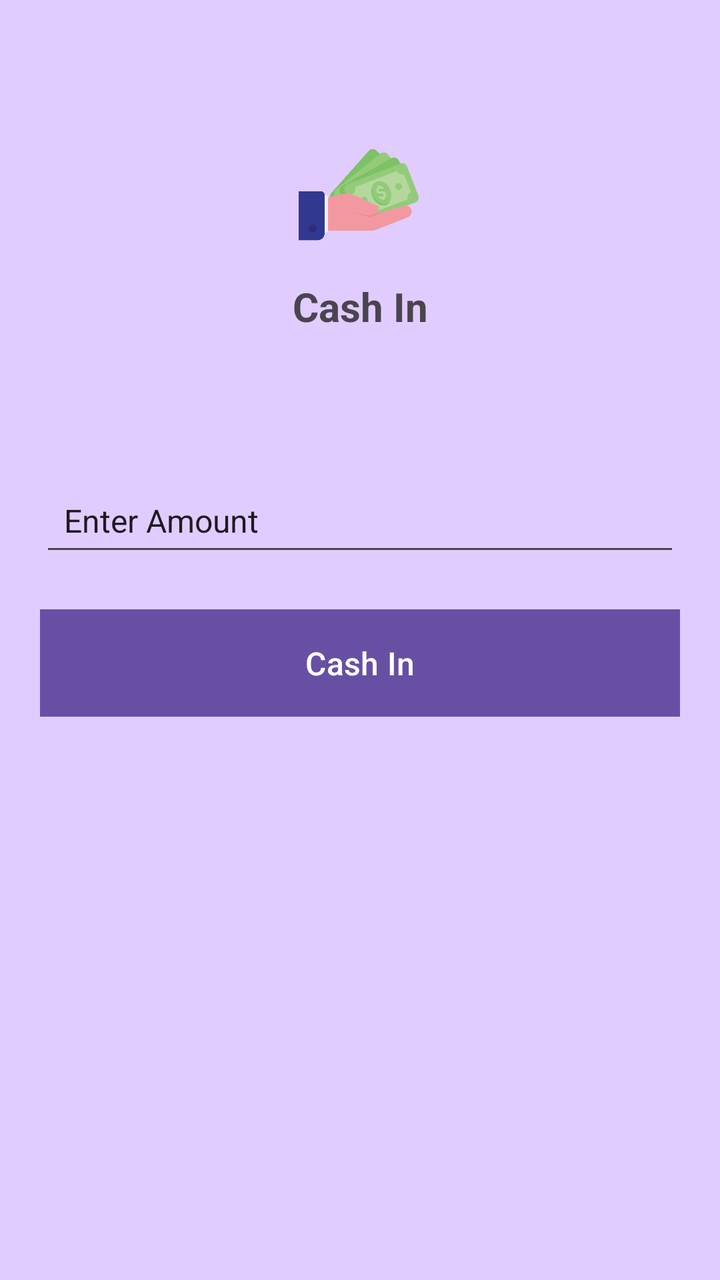
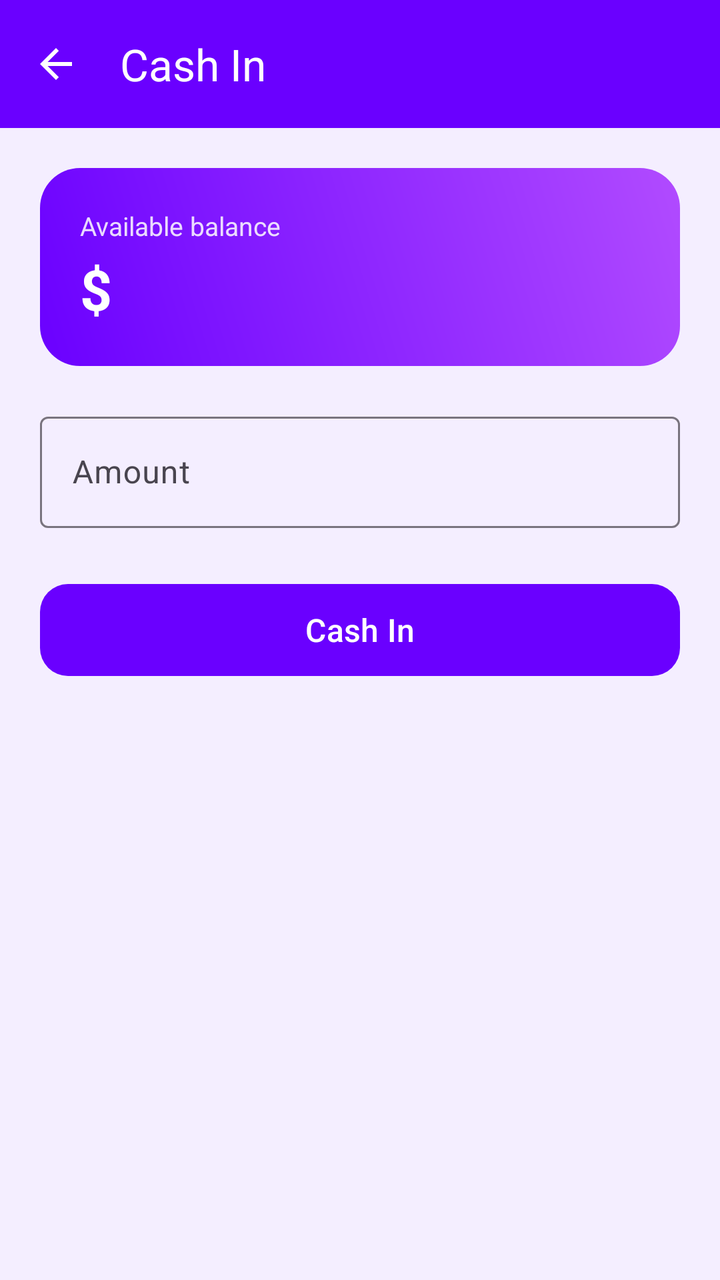

Before-and-after screenshots of an Android layout around one commit, followed by the original layout XML and the change that was made.
<!-- AndroidManifest.xml: application theme Theme.MyApplication -->
<!-- res/layout/activity_cash_in.xml -->
<?xml version="1.0" encoding="utf-8"?>
<androidx.constraintlayout.widget.ConstraintLayout xmlns:android="http://schemas.android.com/apk/res/android"
    xmlns:app="http://schemas.android.com/apk/res-auto"
    xmlns:tools="http://schemas.android.com/tools"
    android:id="@+id/main"
    android:layout_width="match_parent"
    android:layout_height="match_parent"
    tools:context=".CashIn"
    android:background="@color/lite_bg">


    <ImageView
        android:layout_width="60dp"
        android:layout_height="60dp"
        android:layout_centerInParent="true"
        android:src="@drawable/cashin"
        app:layout_constraintBottom_toBottomOf="parent"
        app:layout_constraintEnd_toEndOf="parent"
        app:layout_constraintHorizontal_bias="0.498"
        app:layout_constraintStart_toStartOf="parent"
        app:layout_constraintTop_toTopOf="parent"
        app:layout_constraintVertical_bias="0.116"
        tools:ignore="MissingConstraints" />

    <TextView
        android:id="@+id/textView"
        android:layout_width="match_parent"
        android:layout_height="wrap_content"
        android:text="Cash In"
        android:textAlignment="center"
        android:textSize="20dp"
        android:textStyle="bold"
        app:layout_constraintBottom_toBottomOf="parent"
        app:layout_constraintEnd_toEndOf="parent"
        app:layout_constraintHorizontal_bias="0.0"
        app:layout_constraintStart_toStartOf="parent"
        app:layout_constraintTop_toTopOf="parent"
        app:layout_constraintVertical_bias="0.228"
        tools:ignore="MissingConstraints" />

    <EditText
        android:id="@+id/cashamount"
        android:layout_width="0dp"
        android:layout_height="wrap_content"
        android:layout_margin="20dp"
        android:ems="10"
        android:inputType="text"
        android:padding="12dp"
        android:text="Enter Amount"
        android:textSize="16sp"
        app:layout_constraintBottom_toBottomOf="parent"
        app:layout_constraintEnd_toEndOf="parent"
        app:layout_constraintStart_toStartOf="parent"
        app:layout_constraintTop_toTopOf="parent"
        app:layout_constraintVertical_bias="0.392"
        tools:ignore="MissingConstraints" />

    <Button
        android:id="@+id/button"
        android:layout_width="0dp"
        android:layout_height="wrap_content"
        android:layout_margin="20dp"
        android:background="#1595DA"
        android:padding="12dp"
        android:text="Cash In"
        android:textSize="16sp"
        app:layout_constraintBottom_toBottomOf="parent"
        app:layout_constraintEnd_toEndOf="parent"
        app:layout_constraintHorizontal_bias="0.4"
        app:layout_constraintStart_toStartOf="parent"
        app:layout_constraintTop_toTopOf="parent"
        app:layout_constraintVertical_bias="0.521"
        tools:ignore="MissingConstraints" />
</androidx.constraintlayout.widget.ConstraintLayout>
<!-- resources referenced by this layout -->
<resources>
  <color name="lite_bg">#E1CCFF</color>
  <!-- drawable cashin: png bitmap (drawable, 25727 bytes) -->
  <style name="Theme.MyApplication" parent="Base.Theme.MyApplication" />
  <style name="Base.Theme.MyApplication" parent="Theme.Material3.DayNight.NoActionBar">
          
          
      </style>
</resources>

<!-- the commit's change to res/layout/activity_cash_in.xml (unified diff, before → after) -->
@@ -1,74 +1,73 @@
 <?xml version="1.0" encoding="utf-8"?>
-<androidx.constraintlayout.widget.ConstraintLayout xmlns:android="http://schemas.android.com/apk/res/android"
+<LinearLayout xmlns:android="http://schemas.android.com/apk/res/android"
     xmlns:app="http://schemas.android.com/apk/res-auto"
-    xmlns:tools="http://schemas.android.com/tools"
     android:id="@+id/main"
     android:layout_width="match_parent"
     android:layout_height="match_parent"
-    tools:context=".CashIn"
-    android:background="@color/lite_bg">
+    android:background="@color/screen_bg"
+    android:orientation="vertical">
 
+    <com.google.android.material.appbar.MaterialToolbar
+        android:id="@+id/toolbar"
+        style="@style/Widget.App.Toolbar"
+        android:layout_width="match_parent"
+        android:layout_height="?attr/actionBarSize"
+        app:navigationIcon="@drawable/ic_arrow_back"
+        app:title="@string/cash_in" />
 
-    <ImageView
-        android:layout_width="60dp"
-        android:layout_height="60dp"
-        android:layout_centerInParent="true"
-        android:src="@drawable/cashin"
-        app:layout_constraintBottom_toBottomOf="parent"
-        app:layout_constraintEnd_toEndOf="parent"
-        app:layout_constraintHorizontal_bias="0.498"
-        app:layout_constraintStart_toStartOf="parent"
-        app:layout_constraintTop_toTopOf="parent"
-        app:layout_constraintVertical_bias="0.116"
-        tools:ignore="MissingConstraints" />
-
-    <TextView
-        android:id="@+id/textView"
+    <LinearLayout
         android:layout_width="match_parent"
         android:layout_height="wrap_content"
-        android:text="Cash In"
-        android:textAlignment="center"
-        android:textSize="20dp"
-        android:textStyle="bold"
-        app:layout_constraintBottom_toBottomOf="parent"
-        app:layout_constraintEnd_toEndOf="parent"
-        app:layout_constraintHorizontal_bias="0.0"
-        app:layout_constraintStart_toStartOf="parent"
-        app:layout_constraintTop_toTopOf="parent"
-        app:layout_constraintVertical_bias="0.228"
-        tools:ignore="MissingConstraints" />
+        android:layout_margin="20dp"
+        android:background="@drawable/bg_balance_gradient"
+        android:orientation="vertical"
+        android:padding="20dp">
 
-    <EditText
-        android:id="@+id/cashamount"
-        android:layout_width="0dp"
+        <TextView
+            android:layout_width="wrap_content"
+            android:layout_height="wrap_content"
+            android:alpha="0.85"
+            android:text="@string/available_balance"
+            android:textColor="@color/white"
+            android:textSize="13sp" />
+
+        <TextView
+            android:id="@+id/balance"
+            android:layout_width="wrap_content"
+            android:layout_height="wrap_content"
+            android:layout_marginTop="4dp"
+            android:text="@string/currency_prefix"
+            android:textColor="@color/white"
+            android:textSize="28sp"
+            android:textStyle="bold" />
+    </LinearLayout>
+
+    <com.google.android.material.textfield.TextInputLayout
+        android:id="@+id/tilAmount"
+        style="@style/Widget.Material3.TextInputLayout.OutlinedBox"
+        android:layout_width="match_parent"
         android:layout_height="wrap_content"
-        android:layout_margin="20dp"
-        android:ems="10"
-        android:inputType="text"
-        android:padding="12dp"
-        android:text="Enter Amount"
+        android:layout_marginStart="20dp"
+        android:layout_marginEnd="20dp"
+        android:hint="@string/amount"
+        app:prefixText="@string/currency_prefix">
+
+        <com.google.android.material.textfield.TextInputEditText
+            android:id="@+id/etAmount"
+            android:layout_width="match_parent"
+            android:layout_height="wrap_content"
+            android:inputType="numberDecimal" />
+    </com.google.android.material.textfield.TextInputLayout>
+
+    <com.google.android.material.button.MaterialButton
+        android:id="@+id/btnConfirm"
+        android:layout_width="match_parent"
+        android:layout_height="54dp"
+        android:layout_marginStart="20dp"
+        android:layout_marginTop="24dp"
+        android:layout_marginEnd="20dp"
+        android:text="@string/cash_in"
         android:textSize="16sp"
-        app:layout_constraintBottom_toBottomOf="parent"
-        app:layout_constraintEnd_toEndOf="parent"
-        app:layout_constraintStart_toStartOf="parent"
-        app:layout_constraintTop_toTopOf="parent"
-        app:layout_constraintVertical_bias="0.392"
-        tools:ignore="MissingConstraints" />
+        app:cornerRadius="14dp" />
 
-    <Button
-        android:id="@+id/button"
-        android:layout_width="0dp"
-        android:layout_height="wrap_content"
-        android:layout_margin="20dp"
-        android:background="#1595DA"
-        android:padding="12dp"
-        android:text="Cash In"
-        android:textSize="16sp"
-        app:layout_constraintBottom_toBottomOf="parent"
-        app:layout_constraintEnd_toEndOf="parent"
-        app:layout_constraintHorizontal_bias="0.4"
-        app:layout_constraintStart_toStartOf="parent"
-        app:layout_constraintTop_toTopOf="parent"
-        app:layout_constraintVertical_bias="0.521"
-        tools:ignore="MissingConstraints" />
-</androidx.constraintlayout.widget.ConstraintLayout>
+</LinearLayout>
<!-- resource entries referenced after the edit -->
@@ -1,11 +1,48 @@
 <!-- resources referenced by this layout -->
 <resources>
+  <color name="screen_bg">#F4EEFF</color>
+  <color name="white">#FFFFFFFF</color>
+  <!-- drawable bg_balance_gradient (drawable) -->
+  <?xml version="1.0" encoding="utf-8"?>
+  <shape xmlns:android="http://schemas.android.com/apk/res/android">
+      <gradient
+          android:angle="45"
+          android:startColor="#6A00FF"
+          android:endColor="#B14BFF" />
+      <corners android:radius="20dp" />
+  </shape>
+  <!-- drawable ic_arrow_back (drawable) -->
+  <vector xmlns:android="http://schemas.android.com/apk/res/android"
+      android:width="24dp"
+      android:height="24dp"
+      android:viewportWidth="24"
+      android:viewportHeight="24"
+      android:tint="@color/white">
+      <path
+          android:fillColor="@android:color/white"
+          android:pathData="M20,11H7.83l5.59,-5.59L12,4l-8,8 8,8 1.41,-1.41L7.83,13H20v-2z" />
+  </vector>
+  <string name="amount">Amount</string>
+  <string name="available_balance">Available balance</string>
+  <string name="cash_in">Cash In</string>
+  <string name="currency_prefix">$</string>
+  <style name="Widget.App.Toolbar" parent="Widget.Material3.Toolbar">
+          <item name="android:background">@color/primary</item>
+          <item name="titleTextColor">@color/white</item>
+          <item name="navigationIconTint">@color/white</item>
+      </style>
   <color name="lite_bg">#E1CCFF</color>
-  <!-- drawable cashin: png bitmap (drawable, 25727 bytes) -->
+  <color name="primary_dark">#2F0070</color>
   <style name="Theme.MyApplication" parent="Base.Theme.MyApplication" />
+  <color name="primary">#6A00FF</color>
   <style name="Base.Theme.MyApplication" parent="Theme.Material3.DayNight.NoActionBar">
-          
-          
+          <item name="colorPrimary">@color/primary</item>
+          <item name="colorOnPrimary">@color/text_on_primary</item>
+          <item name="colorPrimaryContainer">@color/lite_bg</item>
+          <item name="colorOnPrimaryContainer">@color/primary_dark</item>
+          <item name="android:statusBarColor">@color/primary_dark</item>
+          <item name="android:windowBackground">@color/screen_bg</item>
       </style>
+  <color name="text_on_primary">#FFFFFFFF</color>
 </resources>
 
